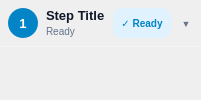
This is src/startrails/ui/step.ui in gkyle/startrails as Qt 5 draws it before an edit. The edited form follows.
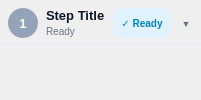
This is the edited form.

The edit to the form file:
```diff
--- a/src/startrails/ui/step.ui
+++ b/src/startrails/ui/step.ui
@@ -17,13 +17,6 @@
 QFrame#stepCard:hover {
     border-color: #cbd5e1;
 }
-QLabel#number {
-    background-color: #0284c7;
-    color: #ffffff;
-    border-radius: 15px;
-    font-weight: bold;
-    font-size: 13px;
-}
 QPushButton#toggle {
     border: none;
     background: transparent;
@@ -37,15 +30,6 @@
     font-size: 10px;
     color: #64748b;
 }
-QLabel#statusBadge {
-    background-color: #e0f2fe;
-    color: #0284c7;
-    border-radius: 9px;
-    font-weight: 600;
-    font-size: 10px;
-    padding: 2px 8px;
-    font-family: "Segoe UI", "Segoe UI Symbol", sans-serif;
-}
 QLabel#chevron {
     font-size: 9px;
     font-weight: bold;
@@ -120,6 +104,22 @@
         <property name="alignment">
          <set>Qt::AlignCenter</set>
         </property>
+        <property name="styleSheet">
+         <string notr="true">QLabel#number {
+           background-color: #94a3b8;
+           color: #ffffff;
+           border: none;
+           border-radius: 15px;
+           font-weight: bold;
+           font-size: 13px;
+       }
+       QLabel#number[stepStatus="ready"] { background-color: #0284c7; }
+       QLabel#number[stepStatus="done"] { background-color: #1e293b; }
+       QLabel#number[stepStatus="running"] { background-color: #b45309; }</string>
+        </property>
+        <property name="stepStatus" stdset="0">
+         <string notr="true">ready</string>
+        </property>
        </widget>
       </item>
       <item>
@@ -181,6 +181,22 @@
         <property name="alignment">
          <set>Qt::AlignCenter</set>
         </property>
+        <property name="styleSheet">
+         <string notr="true">QLabel#statusBadge {
+           background-color: #e0f2fe;
+           color: #0284c7;
+           border-radius: 9px;
+           font-weight: 600;
+           font-size: 10px;
+           padding: 2px 8px;
+           font-family: "Segoe UI", "Segoe UI Symbol", sans-serif;
+       }
+       QLabel#statusBadge[stepStatus="done"] { background-color: #dcfce7; color: #15803d; }
+       QLabel#statusBadge[stepStatus="running"] { background-color: #fef3c7; color: #b45309; }</string>
+        </property>
+        <property name="stepStatus" stdset="0">
+         <string notr="true">ready</string>
+        </property>
        </widget>
       </item>
       <item>
```
